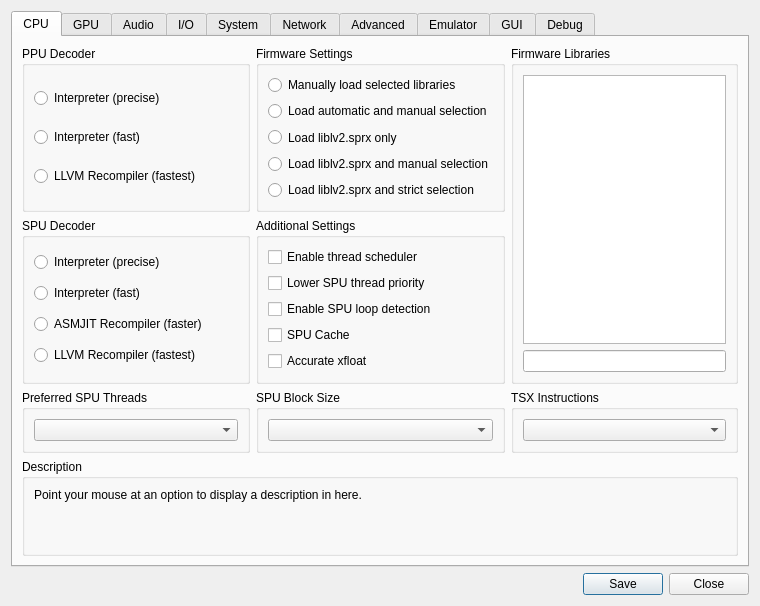
First picture: the form in rpcs3/rpcs3qt/settings_dialog.ui, repository cipherxof/rpcs3, before the edit.
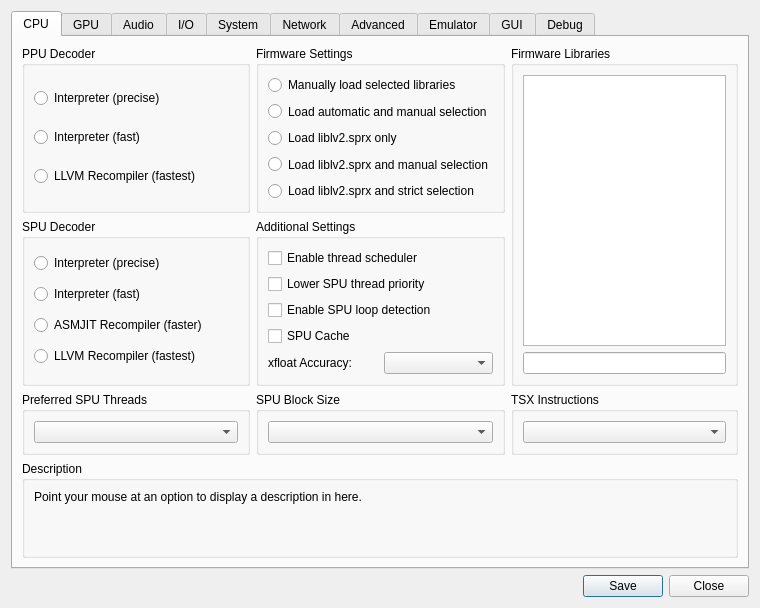
Second picture: the form after the edit. Icons and pictures are not drawn.

Commit message: Allow changing approximate xfloat through the UI

Diff of the .ui file:
```diff
--- a/rpcs3/rpcs3qt/settings_dialog.ui
+++ b/rpcs3/rpcs3qt/settings_dialog.ui
@@ -251,11 +251,31 @@
                </widget>
               </item>
               <item>
-               <widget class="QCheckBox" name="accurateXFloat">
-                <property name="text">
-                 <string>Accurate xfloat</string>
+               <layout class="QHBoxLayout" name="horizontalLayout">
+                <item>
+                 <widget class="QLabel" name="lbl_xfloaAccuracy">
+                  <property name="text">
+                   <string>xfloat Accuracy:</string>
+                  </property>
+                 </widget>
+                </item>
+                <item>
+                 <widget class="QComboBox" name="xfloatAccuracy"/>
+                </item>
+               </layout>
+              </item>
+              <item>
+               <spacer name="verticalSpacer_24">
+                <property name="orientation">
+                 <enum>Qt::Vertical</enum>
                 </property>
-               </widget>
+                <property name="sizeHint" stdset="0">
+                 <size>
+                  <width>20</width>
+                  <height>40</height>
+                 </size>
+                </property>
+               </spacer>
               </item>
              </layout>
             </widget>
```
The commit also changes 2 other files.
